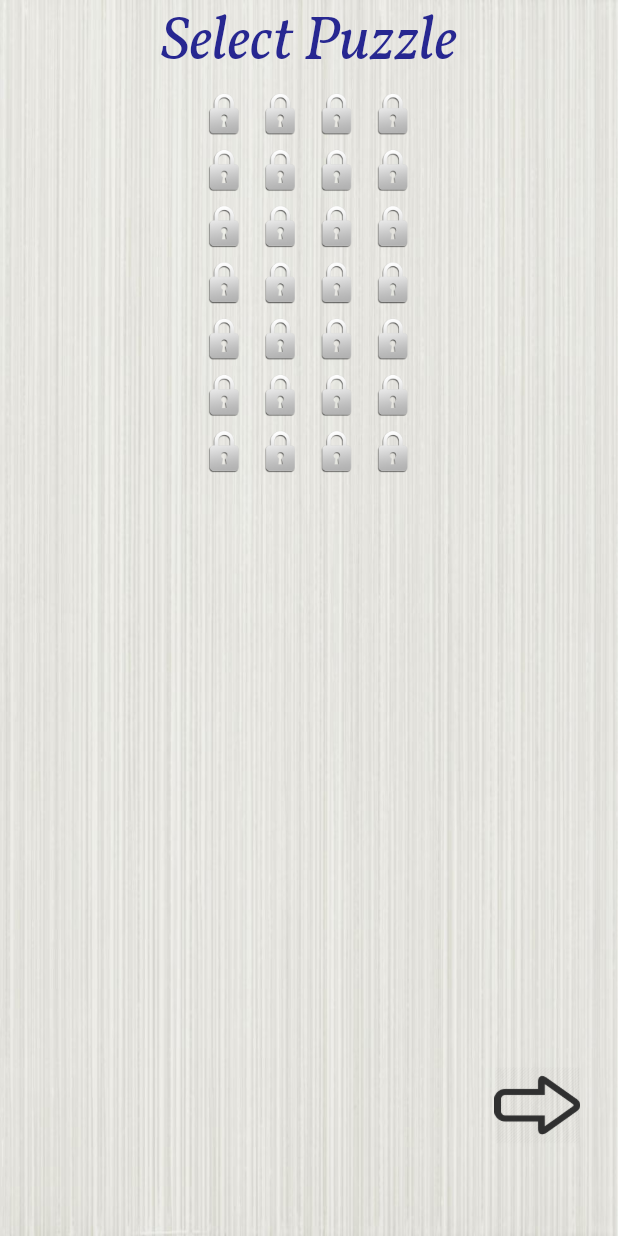
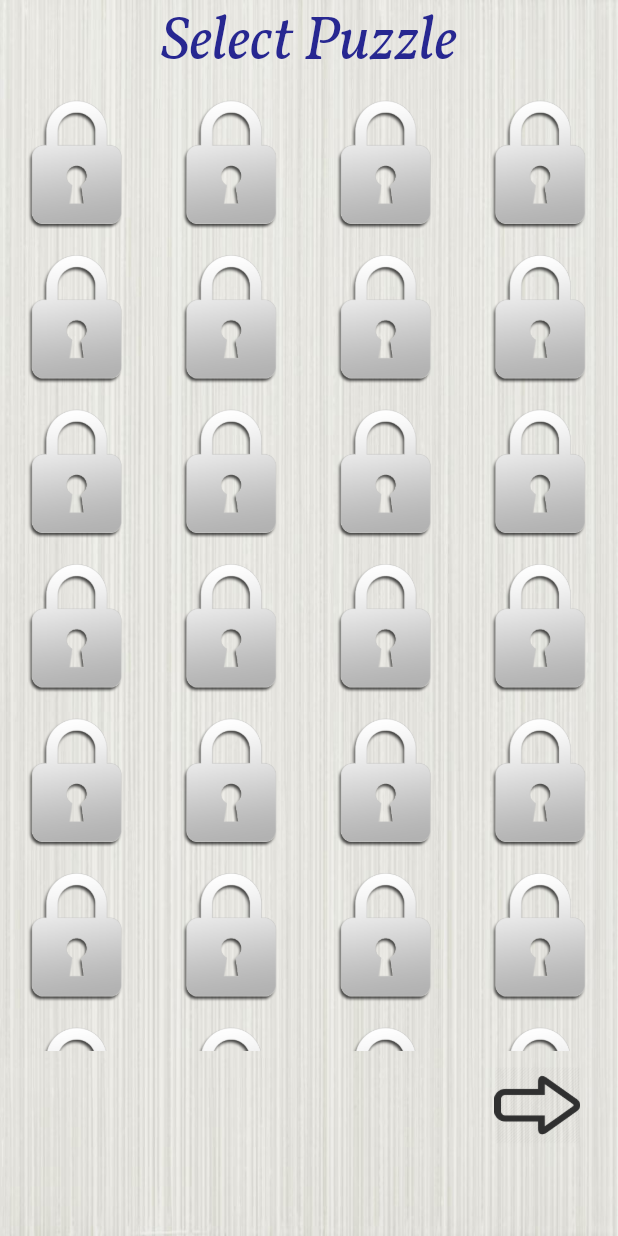
Before and after one commit to ashwinnakum/mathpuzle34, a Flutter app: the screen it shows after launch, after a tap on "PUZZLES", on a phone screen of 412 x 824 dp. Run offline on Flutter 3.47's test engine with Material 2 defaults, Android fonts, the phone set to English and light mode, and no system bars; our stand-ins replace fluttertoast, shared_preferences, timer_count_down.

Commit message:
ashwin project edited

```diff
--- a/lib/gdata.dart
+++ b/lib/gdata.dart
@@ -1,6 +1,5 @@
 import 'package:shared_preferences/shared_preferences.dart';
- class gdata
-{
- static SharedPreferences? prefs;
 
+class gdata {
+  static SharedPreferences? prefs;
 }
--- a/lib/main.dart
+++ b/lib/main.dart
@@ -28,9 +28,10 @@ class _mathpuzzelState extends State<mathpuzzel> {
   spreferance() async {
     gdata.prefs = await SharedPreferences.getInstance();
     setState(() {
-      ad = gdata.prefs!.getInt('counter') ?? 2;
+      ad = gdata.prefs!.getInt('counter') ?? 0;
     });
   }
+
   String da = "my";
 
   @override
--- a/lib/mp1.dart
+++ b/lib/mp1.dart
@@ -32,7 +32,6 @@ class _mp1State extends State<mp1> {
             ),
             Container(
               height: totalhight / 1.28,
-              width: 150,
               child: GridView.builder(
                 gridDelegate: SliverGridDelegateWithFixedCrossAxisCount(
                     crossAxisCount: 4),
@@ -41,12 +40,12 @@ class _mp1State extends State<mp1> {
                 itemBuilder: (context, index) {
                   return Container(
                     margin: EdgeInsets.fromLTRB(
-                        totalwidth / 130,
-                        totalhight / 265.6666666,
+                        totalwidth / 120,
+                        totalhight / 266.6666666,
                         totalwidth / 120,
                         totalhight / 266.6666666),
-                    height: totalhight / 30,
-                    width: totalwidth / 11,
+                    height: totalhight / 16,
+                    width: totalwidth / 6.5,
                     decoration: BoxDecoration(
                         image: DecorationImage(
                             image: AssetImage("puzle/lock.png"),
@@ -128,12 +127,12 @@ class _next1State extends State<next1> {
                 itemBuilder: (context, index) {
                   return Container(
                     margin: EdgeInsets.fromLTRB(
-                        totalwidth / 130,
-                        totalhight / 265.6666666,
+                        totalwidth / 120,
+                        totalhight / 266.6666666,
                         totalwidth / 120,
                         totalhight / 266.6666666),
-                    height: 35,
-                    width: 40,
+                    height: totalhight / 16,
+                    width: totalwidth / 6.5,
                     decoration: BoxDecoration(
                         image: DecorationImage(
                             image: AssetImage("puzle/lock.png"),
```
Also changed, not shown: lib/wining.dart (+14 -9 lines).
